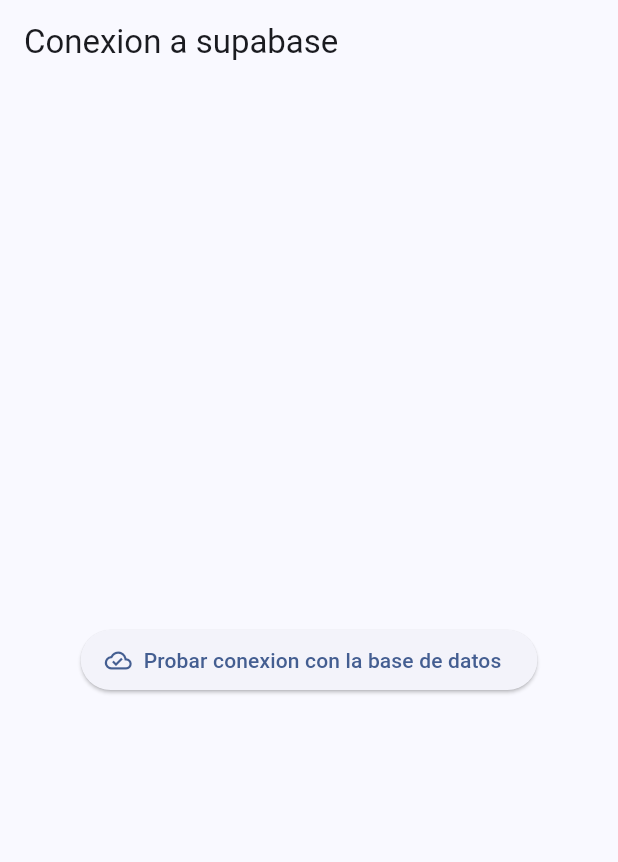
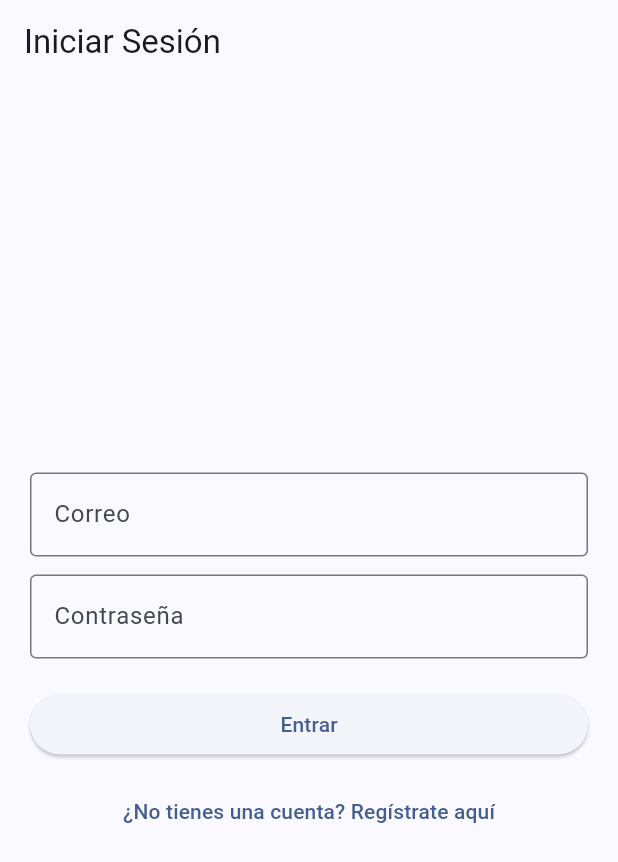
Before and after one commit to RonyC7/PCarreraTransito, a Flutter app: the screen it shows after launch, on a phone screen of 412 x 824 dp. Shown: the top 862 px of the screen. Run offline on Flutter 3.47's test engine with Material 3 defaults, Android fonts, the phone set to English and light mode, and no system bars; our stand-ins replace flutter_dotenv, supabase_flutter; accounts and stored records are empty.

Commit message:
Union de la base de datos, creando diferentes vistas de usuarios y verificacion de login

```diff
--- a/transito_app/lib/main.dart
+++ b/transito_app/lib/main.dart
@@ -1,6 +1,10 @@
 import 'package:flutter/material.dart';
 import 'package:flutter_dotenv/flutter_dotenv.dart';
 import 'package:supabase_flutter/supabase_flutter.dart';
+import 'pages/login_page.dart';
+import 'pages/admin_page.dart';
+import 'pages/agente_page.dart';
+import 'pages/ciudadano_page.dart';
 
 Future<void> main() async {
   WidgetsFlutterBinding.ensureInitialized();
@@ -26,42 +30,13 @@
         colorScheme: ColorScheme.fromSeed(seedColor: Colors.blueAccent),
         useMaterial3: true,
       ),
-      home: const HomePage(),
+      initialRoute: '/',
+      routes: {
+        '/': (context) => const LoginPage(),
+        '/admin': (context) =>  AdminPage(),
+        '/agente': (context) =>  AgentePage(),
+        '/ciudadano': (context) =>  CiudadanoPage(),
+      },
     );
   }
 }
-
-class HomePage extends StatelessWidget {
-  const HomePage({super.key});
-
-  Future<void> _testSupabaseConnection(BuildContext context) async {
-    try {
-      final supabase = Supabase.instance.client;
-      final data = await supabase.from('roles').select();
-      ScaffoldMessenger.of(context).showSnackBar(
-        const SnackBar(content: Text('conexion exitosa con supabase')),
-      );
-      debugPrint('Datos de roles: $data');
-    } catch (e) {
-      ScaffoldMessenger.of (context).showSnackBar(
-        SnackBar(content: Text('Error: $e')),
-      );
-    }
-  }
-
-@override
-Widget build(BuildContext context) {
-  return Scaffold(
-    appBar: AppBar(
-      title: const Text('Conexion a supabase'),
-    ),
-    body: Center(
-      child: ElevatedButton.icon(
-        icon: const Icon(Icons.cloud_done_outlined),
-        label: const Text('Probar conexion con la base de datos'),
-        onPressed: () => _testSupabaseConnection(context),
-      ),
-    ),
-  );
-}
-}
--- /dev/null
+++ b/transito_app/lib/pages/login_page.dart
@@ -0,0 +1,98 @@
+import 'package:flutter/material.dart';
+import '../services/auth_service.dart';
+import 'register_page.dart';
+
+
+class LoginPage extends StatefulWidget {
+  const LoginPage ({super.key});
+  @override
+  State<LoginPage> createState() => _LoginPageState();
+}
+
+class _LoginPageState extends State<LoginPage> {
+  final emailCtrl = TextEditingController();
+  final passCtrl = TextEditingController();
+  bool loading = false;
+  final auth = AuthService();
+
+  Future<void> _login() async {
+    setState(() => loading = true);
+    try{
+      final user = await auth.login(emailCtrl.text.trim(), passCtrl.text.trim());
+      if (user == null) {
+        ScaffoldMessenger.of(context).showSnackBar(
+          const SnackBar(content: Text('Credenciales incorrectas')),
+        );
+      } else {
+        final role = user['id_rol'] ?? 0;
+
+        if (role ==1) {
+          Navigator.pushReplacementNamed(context, '/admin');
+        } else if (role == 2) {
+          Navigator.pushReplacementNamed(context, '/agente');
+        } else {
+          Navigator.pushReplacementNamed(context, '/ciudadano');
+        }
+      }
+    } catch (e) {
+      ScaffoldMessenger.of(context).showSnackBar(
+        SnackBar(content: Text('Error: $e')),
+      );
+    } finally {
+      if (mounted) setState(() => loading = false);
+    }
+  }
+
+
+@override
+Widget build(BuildContext context) {
+  return Scaffold(
+    appBar: AppBar(title: const Text('Iniciar Sesión')),
+    body: Padding(
+      padding: const EdgeInsets.all(20),
+      child: Column(
+        mainAxisAlignment: MainAxisAlignment.center,
+        children: [
+          TextField(
+            controller: emailCtrl,
+            decoration: const InputDecoration(
+              labelText: 'Correo',
+              border: OutlineInputBorder(),
+            ),
+          ),
+          const SizedBox(height: 12),
+          TextField(
+            controller: passCtrl,
+            obscureText: true,
+            decoration: const InputDecoration(
+              labelText: 'Contraseña',
+              border: OutlineInputBorder(),
+            ),
+          ),
+          const SizedBox(height: 20),
+          SizedBox(
+            width: double.infinity,
+            child: ElevatedButton(
+              onPressed: loading ? null : _login,
+              child: loading
+                  ? const CircularProgressIndicator(color: Colors.white)
+                  : const Text('Entrar'),
+            ),
+          ),
+          const SizedBox(height: 10),
+          TextButton(
+            onPressed: () {
+              Navigator.push(
+                context,
+
+                MaterialPageRoute(builder: (_) => const RegisterPage()),
+              );
+            },
+            child: const Text('¿No tienes una cuenta? Regístrate aquí'),
+          ),
+        ],
+      ),
+    ),
+  );
+}
+}
```
Also changed, not shown: transito_app/lib/pages/admin_page.dart (added, +14 -0 lines), transito_app/lib/pages/agente_page.dart (added, +14 -0 lines), transito_app/lib/pages/ciudadano_page.dart (added, +14 -0 lines), transito_app/lib/pages/home_page.dart (added, +20 -0 lines), transito_app/lib/pages/register_page.dart (added, +12 -0 lines), transito_app/lib/services/auth_service.dart (added, +42 -0 lines), transito_app/lib/widgets/custom_input.dart (added).
